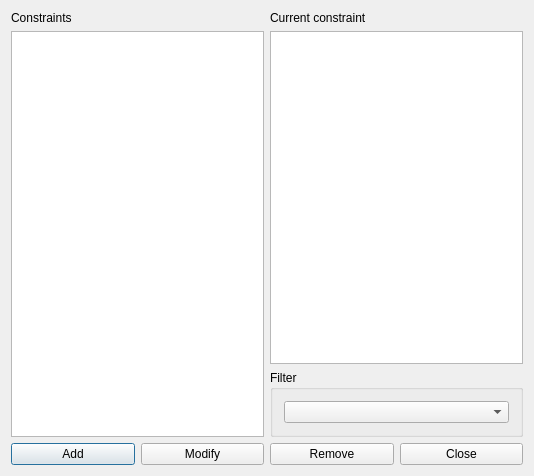
Old version of the form fet/src/interface/constraintteachermaxroomchangesperweekform_template.ui in the repository vonmecheln/fet.
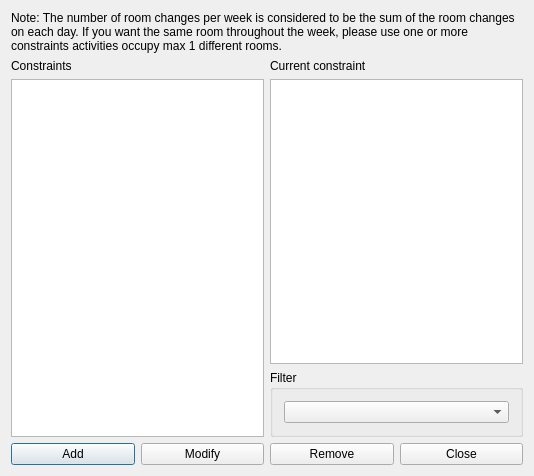
New version of the form.

```diff
--- a/fet/src/interface/constraintteachermaxroomchangesperweekform_template.ui
+++ b/fet/src/interface/constraintteachermaxroomchangesperweekform_template.ui
@@ -14,30 +14,7 @@
    <string extracomment="This is the title of the dialog in which you see the list of all constraints of this type">Constraints teacher max room changes per week</string>
   </property>
   <layout class="QGridLayout" name="gridLayout_2">
-   <item row="0" column="0" rowspan="2">
-    <layout class="QVBoxLayout" name="verticalLayout_2">
-     <item>
-      <widget class="QLabel" name="constraintsTextLabel">
-       <property name="frameShape">
-        <enum>QFrame::NoFrame</enum>
-       </property>
-       <property name="frameShadow">
-        <enum>QFrame::Plain</enum>
-       </property>
-       <property name="text">
-        <string>Constraints</string>
-       </property>
-       <property name="wordWrap">
-        <bool>false</bool>
-       </property>
-      </widget>
-     </item>
-     <item>
-      <widget class="QListWidget" name="constraintsListWidget"/>
-     </item>
-    </layout>
-   </item>
-   <item row="0" column="1">
+   <item row="1" column="1">
     <layout class="QVBoxLayout" name="verticalLayout">
      <item>
       <widget class="QLabel" name="currentConstraintTextLabel">
@@ -54,19 +31,7 @@
      </item>
     </layout>
    </item>
-   <item row="1" column="1">
-    <widget class="QGroupBox" name="filterGroupBox">
-     <property name="title">
-      <string>Filter</string>
-     </property>
-     <layout class="QGridLayout" name="gridLayout">
-      <item row="0" column="0">
-       <widget class="QComboBox" name="teachersComboBox"/>
-      </item>
-     </layout>
-    </widget>
-   </item>
-   <item row="2" column="0" colspan="2">
+   <item row="3" column="0" colspan="2">
     <layout class="QHBoxLayout" name="horizontalLayout">
      <item>
       <widget class="QPushButton" name="addConstraintPushButton">
@@ -98,6 +63,57 @@
      </item>
     </layout>
    </item>
+   <item row="2" column="1">
+    <widget class="QGroupBox" name="filterGroupBox">
+     <property name="title">
+      <string>Filter</string>
+     </property>
+     <layout class="QGridLayout" name="gridLayout">
+      <item row="0" column="0">
+       <widget class="QComboBox" name="teachersComboBox"/>
+      </item>
+     </layout>
+    </widget>
+   </item>
+   <item row="1" column="0" rowspan="2">
+    <layout class="QVBoxLayout" name="verticalLayout_2">
+     <item>
+      <widget class="QLabel" name="constraintsTextLabel">
+       <property name="frameShape">
+        <enum>QFrame::NoFrame</enum>
+       </property>
+       <property name="frameShadow">
+        <enum>QFrame::Plain</enum>
+       </property>
+       <property name="text">
+        <string>Constraints</string>
+       </property>
+       <property name="wordWrap">
+        <bool>false</bool>
+       </property>
+      </widget>
+     </item>
+     <item>
+      <widget class="QListWidget" name="constraintsListWidget"/>
+     </item>
+    </layout>
+   </item>
+   <item row="0" column="0" colspan="2">
+    <widget class="QLabel" name="label">
+     <property name="sizePolicy">
+      <sizepolicy hsizetype="Minimum" vsizetype="Minimum">
+       <horstretch>0</horstretch>
+       <verstretch>0</verstretch>
+      </sizepolicy>
+     </property>
+     <property name="text">
+      <string>Note: The number of room changes per week is considered to be the sum of the room changes on each day. If you want the same room throughout the week, please use one or more constraints activities occupy max 1 different rooms.</string>
+     </property>
+     <property name="wordWrap">
+      <bool>true</bool>
+     </property>
+    </widget>
+   </item>
   </layout>
  </widget>
  <layoutdefault spacing="6" margin="11"/>
```
